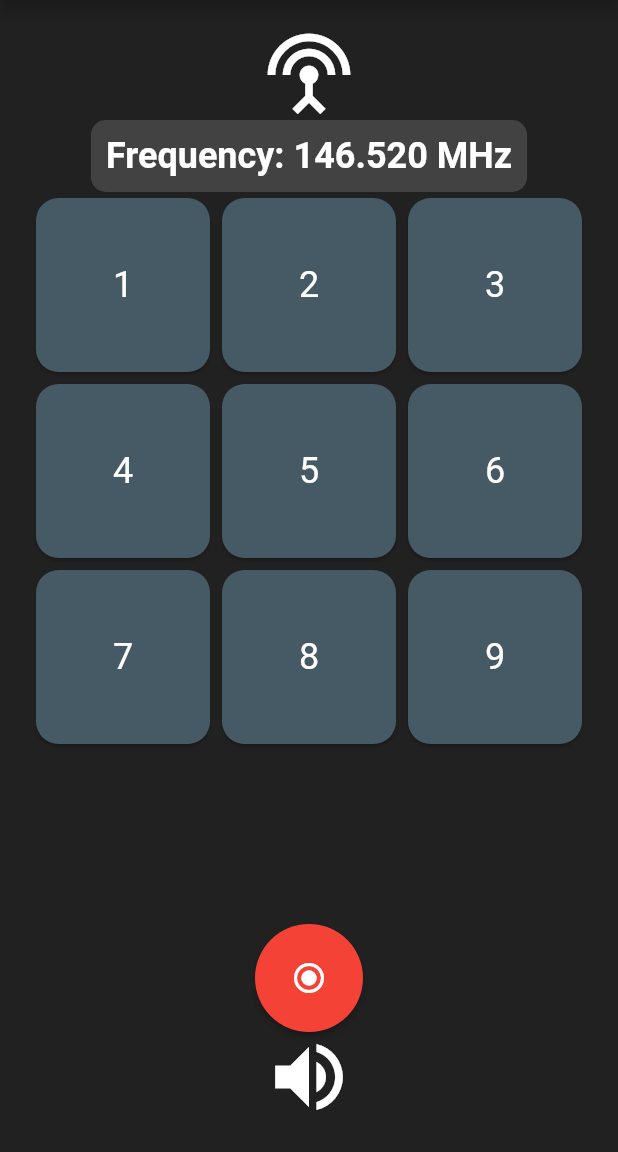
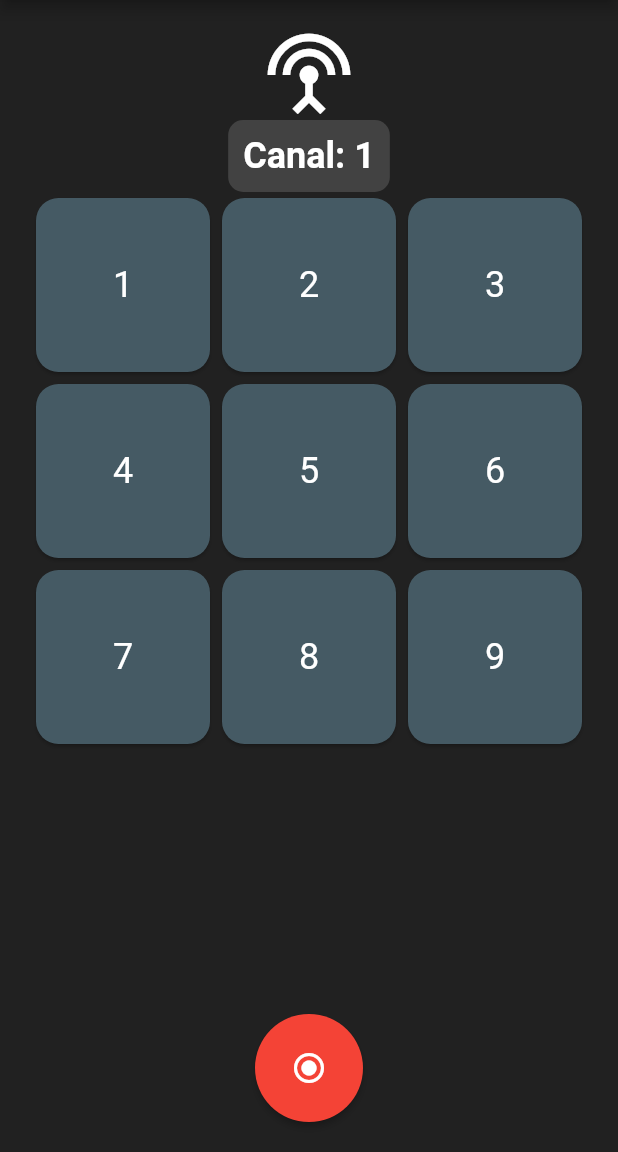
Before and after one commit to CassianoDev/HtRadioSimulator, a Flutter app: the screen it shows after launch, on a phone screen of 412 x 824 dp, the part 84-1236 px from its top. Run offline on Flutter 3.47's test engine with Material 2 defaults, Android fonts, the phone set to English and light mode, and no system bars; missing offline and left inert: mic_stream.

Commit message:
First modification

```diff
--- a/lib/main.dart
+++ b/lib/main.dart
@@ -1,4 +1,8 @@
+import 'dart:async';
+import 'dart:typed_data';
+
 import 'package:flutter/material.dart';
+import 'package:mic_stream/mic_stream.dart';
 
 void main() {
   runApp(const MyApp());
@@ -9,12 +13,9 @@ class MyApp extends StatelessWidget {
   // This widget is the root of your application.
   @override
   Widget build(BuildContext context) {
-    return MaterialApp(
+    return const MaterialApp(
       title: 'Flutter Demo',
-      theme: ThemeData(
-        primarySwatch: Colors.blue,
-      ),
-      home: const MyHomePage(title: 'Flutter Demo Home Page'),
+      home: MyHomePage(title: 'Flutter Demo Home Page'),
     );
   }
 }
@@ -29,55 +30,79 @@ class MyHomePage extends StatefulWidget {
 }
 
 class _MyHomePageState extends State<MyHomePage> {
-  String _frequency = "146.520";
+  String _channel = "1";
+  bool ocupado = true;
+  StreamSubscription<List<int>>? _audioSubscription;
 
-  void _changeFrequency(String newFrequency) {
+  void _changeChannel(String newChannel) {
     setState(() {
-      _frequency = newFrequency;
+      _channel = newChannel;
     });
   }
 
+  Future<void> _ligarMicrofone() async {
+    // Inicia a captura de áudio do microfone com uma taxa de amostragem específica
+    Stream<Uint8List>? audioStream = await MicStream.microphone(sampleRate: 44100);
+
+    // Ouve o stream de áudio
+    _audioSubscription = audioStream?.listen((samples) {
+      print(samples);
+    });
+  }
+  void _desligarMicrofone() {
+    // Cancela a inscrição para parar a gravação
+    _audioSubscription?.cancel();
+  }
+  @override
+  void initState(){
+    super.initState();
+    Future.delayed(const Duration(seconds: 2)).then((value) {
+      setState(() {
+        ocupado = false;
+      });
+    });
+  }
   @override
   Widget build(BuildContext context) {
     return Scaffold(
       appBar: AppBar(
-        title: Text('HT Radio Simulator'),
+        title: const Text('HT Radio Simulator'),
         backgroundColor: Colors.grey[850],
       ),
       body: Container(
         color: Colors.black87,
-        padding: EdgeInsets.all(20),
+        padding: const EdgeInsets.all(20),
         child: Column(
           mainAxisAlignment: MainAxisAlignment.spaceEvenly,
-          children: <Widget>[
-            Icon(Icons.settings_input_antenna, size: 60, color: Colors.white),
+          children: [
+            const Icon(Icons.settings_input_antenna, size: 60, color: Colors.white),
             Container(
-              padding: EdgeInsets.all(10),
+              padding: const EdgeInsets.all(10),
               decoration: BoxDecoration(
                 color: Colors.grey[800],
                 borderRadius: BorderRadius.circular(10),
               ),
               child: Text(
-                'Frequency: $_frequency MHz',
-                style: TextStyle(fontSize: 24, fontWeight: FontWeight.bold, color: Colors.white),
+                'Canal: $_channel',
+                style: const TextStyle(fontSize: 24, fontWeight: FontWeight.bold, color: Colors.white),
               ),
             ),
             Expanded(
               child: GridView.builder(
                 itemCount: 9,
-                gridDelegate: SliverGridDelegateWithFixedCrossAxisCount(
+                gridDelegate: const SliverGridDelegateWithFixedCrossAxisCount(
                   crossAxisCount: 3,
                 ),
                 itemBuilder: (BuildContext context, int index) {
                   return GestureDetector(
-                    onTap: () => _changeFrequency('146.52${index + 1}'),
+                    onTap: () => _changeChannel('${index + 1}'),
                     child: Card(
                       color: Colors.blueGrey[700],
                       shape: RoundedRectangleBorder(borderRadius: BorderRadius.circular(15)),
                       child: Center(
                         child: Text(
                           '${index + 1}',
-                          style: TextStyle(fontSize: 24, color: Colors.white),
+                          style: const TextStyle(fontSize: 24, color: Colors.white),
                         ),
                       ),
                     ),
@@ -85,16 +110,38 @@ class _MyHomePageState extends State<MyHomePage> {
                 },
               ),
             ),
-            ElevatedButton(
-              onPressed: () {},
-              child: Icon(Icons.radio_button_checked, color: Colors.white),
-              style: ElevatedButton.styleFrom(
-                primary: Colors.red,
-                shape: CircleBorder(),
-                padding: EdgeInsets.all(24),
-              ),
-            ),
-            Icon(Icons.volume_up, size: 60, color: Colors.white),
+           Opacity(
+             opacity: ocupado == true ? 0.5 : 1,
+             child: ocupado == true ? Container(
+               decoration: const BoxDecoration(
+                 color: Colors.red, // cor de fundo
+                 shape: BoxShape.circle, // forma circular
+               ),
+               padding: const EdgeInsets.all(24), // preenchimento
+               child: const Icon(
+                 Icons.radio_button_checked,
+                 color: Colors.white, // cor do ícone
+               ),
+             ) : GestureDetector(
+               onLongPress: () {
+                 if (!ocupado) {
+                   _ligarMicrofone();
+                 }
+               },
+               onLongPressUp: () {
+                 _desligarMicrofone();
+               },
+               child: ElevatedButton(
+                 style: ElevatedButton.styleFrom(
+                   backgroundColor: Colors.red,
+                   shape: const CircleBorder(),
+                   padding: const EdgeInsets.all(24),
+                 ),
+                 onPressed: () {  }, // Mantenha este vazio se não for necessário um comportamento para um clique rápido.
+                 child: const Icon(Icons.radio_button_checked, color: Colors.white),
+               ),
+             ),
+           )
           ],
         ),
       ),
--- a/pubspec.yaml
+++ b/pubspec.yaml
@@ -35,7 +35,7 @@ dependencies:
   # The following adds the Cupertino Icons font to your application.
   # Use with the CupertinoIcons class for iOS style icons.
   cupertino_icons: ^1.0.2
-
+  mic_stream: 0.6.5
 dev_dependencies:
   flutter_test:
     sdk: flutter
```
Also changed, not shown: pubspec.lock, 1 other file.
